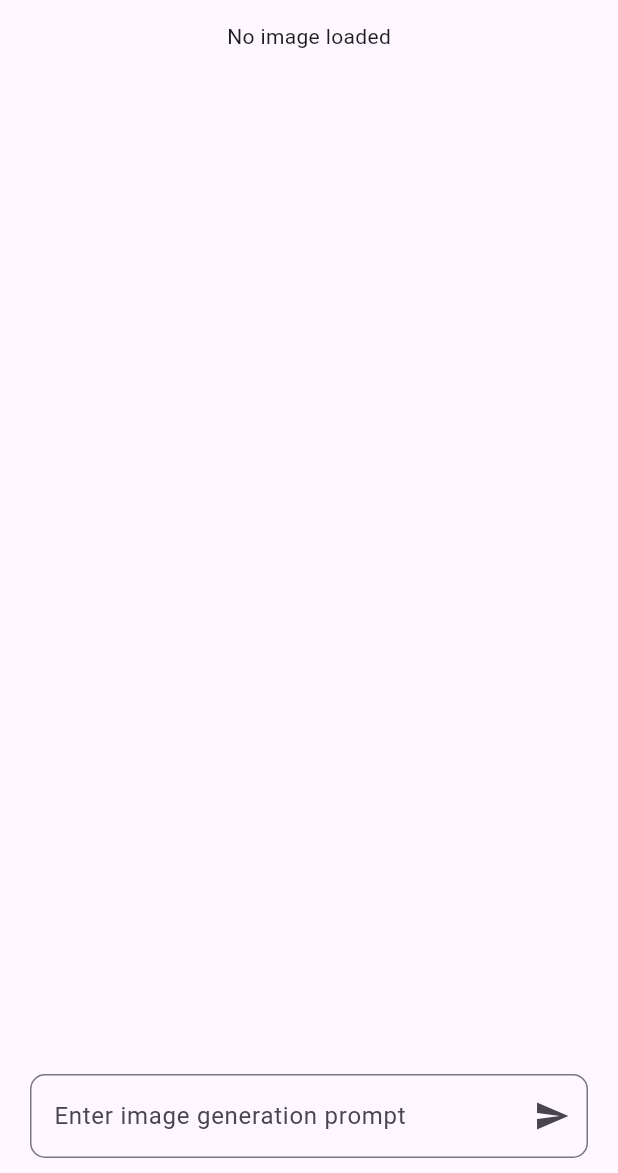
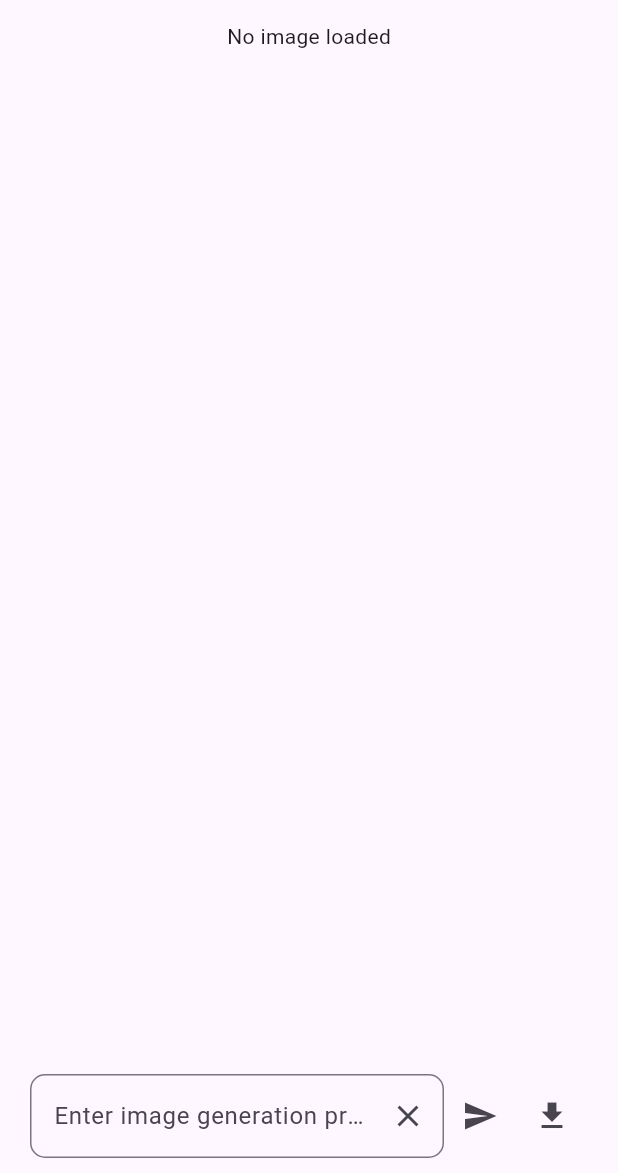
Before and after one commit to nicocrm/imaginai, a Flutter app: the screen it shows after launch, on a phone screen of 412 x 824 dp, the part 63-1236 px from its top. Run offline on Flutter 3.47's test engine with Material 3 defaults, Android fonts, the phone set to English and light mode, and no system bars; our stand-ins replace flutter_dotenv.

Commit message:
Prompt clear and download button (download not wired yet)

```diff
--- a/lib/ui/vm/image_view_model.dart
+++ b/lib/ui/vm/image_view_model.dart
@@ -18,6 +18,7 @@ class ImageViewModel extends ChangeNotifier {
 
     try {
       // Use OpenAIService to generate an image
+      prompt += "\nIn the style of a Tintin comic book.  Simple drawing only, minimal background.";
       _imageResult = await _openAIService.generateImage(prompt);
     } finally {
       _isLoading = false;
--- a/lib/ui/widgets/prompt_widget.dart
+++ b/lib/ui/widgets/prompt_widget.dart
@@ -15,22 +15,39 @@ class PromptWidget extends StatelessWidget {
   Widget build(BuildContext context) {
     return Padding(
         padding: const EdgeInsets.symmetric(horizontal: 20, vertical: 10),
+        child: Row(children: [
+          Expanded(
             child: TextField(
               controller: promptController,
               decoration: InputDecoration(
                 hintText: 'Enter image generation prompt',
-          suffixIcon: IconButton(
-            icon: const Icon(Icons.send),
-            onPressed: () {
-              vm.loadImage(promptController.text);
-            },
-          ),
                 border: OutlineInputBorder(
                   borderRadius: BorderRadius.circular(10),
+                ),
+                suffixIcon: IconButton(
+                  icon: const Icon(Icons.clear),
+                  onPressed: () {
+                    promptController.clear();
+                  },
                 ),
               ),
               maxLines: 1,
             ),
-    );
+          ),
+          IconButton(
+              icon: const Icon(
+                Icons.send,
+              ),
+              onPressed: () {
+                vm.loadImage(promptController.text);
+              }),
+          IconButton(
+              icon: const Icon(
+                Icons.download,
+              ),
+              onPressed: () {
+                vm.downloadImage();
+              }),
+        ]));
   }
 }
```
Lines whose indentation alone changed are shown as unchanged.
